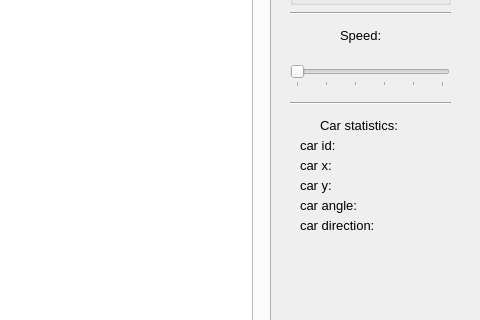
First picture: the form in mainwindow.ui, repository VladimirBartels/VRM-Simulator, before the edit; both pictures show x 270 to 750 and y 215 to 535 of the 750 by 780 pixel window.
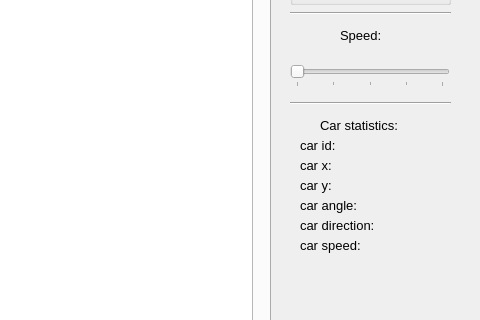
Second picture: the form after the edit.

Diff of the .ui file:
```diff
--- a/mainwindow.ui
+++ b/mainwindow.ui
@@ -250,7 +250,7 @@
      </rect>
     </property>
     <property name="maximum">
-     <number>5</number>
+     <number>4</number>
     </property>
     <property name="pageStep">
      <number>1</number>
@@ -569,6 +569,56 @@
      <string>car direction:</string>
     </property>
    </widget>
+   <widget class="QLabel" name="label_carSpeed_value">
+    <property name="geometry">
+     <rect>
+      <x>660</x>
+      <y>450</y>
+      <width>61</width>
+      <height>21</height>
+     </rect>
+    </property>
+    <property name="minimumSize">
+     <size>
+      <width>0</width>
+      <height>0</height>
+     </size>
+    </property>
+    <property name="font">
+     <font>
+      <family>Arial</family>
+      <pointsize>10</pointsize>
+     </font>
+    </property>
+    <property name="text">
+     <string/>
+    </property>
+   </widget>
+   <widget class="QLabel" name="label_carSpeed">
+    <property name="geometry">
+     <rect>
+      <x>570</x>
+      <y>450</y>
+      <width>81</width>
+      <height>21</height>
+     </rect>
+    </property>
+    <property name="minimumSize">
+     <size>
+      <width>0</width>
+      <height>0</height>
+     </size>
+    </property>
+    <property name="font">
+     <font>
+      <family>Arial</family>
+      <pointsize>10</pointsize>
+     </font>
+    </property>
+    <property name="text">
+     <string>car speed:</string>
+    </property>
+   </widget>
   </widget>
   <widget class="QMenuBar" name="menubar">
    <property name="geometry">
```
Left out of the diff: 3 changed lines with no effect on the pictures.
